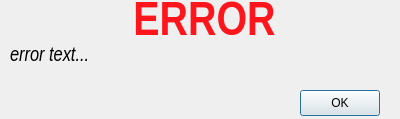
bartzlot/optimal_calendar, file ui/error_dialog.ui: the form before one commit.
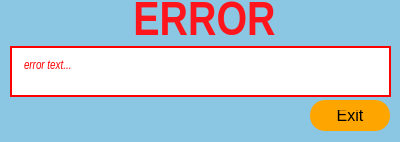
The form after the commit.

Commit message: Added design to all windows and made exit button to calendar window

The edit to the form file:
```diff
--- a/ui/error_dialog.ui
+++ b/ui/error_dialog.ui
@@ -7,12 +7,18 @@
     <x>0</x>
     <y>0</y>
     <width>400</width>
-    <height>119</height>
+    <height>142</height>
    </rect>
   </property>
   <property name="windowTitle">
    <string>Dialog</string>
   </property>
+  <property name="styleSheet">
+   <string notr="true">QWidget {
+    background-color: #8BC6E2;
+}
+</string>
+  </property>
   <widget class="QLabel" name="error_text_label">
    <property name="geometry">
     <rect>
@@ -25,31 +31,64 @@
    <property name="font">
     <font>
      <family>Arial Narrow</family>
-     <pointsize>15</pointsize>
+     <pointsize>-1</pointsize>
      <italic>true</italic>
      <bold>false</bold>
      <underline>false</underline>
      <strikeout>false</strikeout>
     </font>
    </property>
+   <property name="styleSheet">
+    <string notr="true">QLabel {
+    font-family: &quot;Arial Narrow&quot;, cursive, sans-serif;
+    font-size: 12px; /* Adjust the font size as needed */
+    color: red;
+    background-color: #fff; /* Optionally set a background color */
+    border: 2px solid red; /* Optionally add a border */
+    padding: 10px; /* Optionally add padding for spacing */
+}</string>
+   </property>
    <property name="text">
     <string>error text...</string>
    </property>
    <property name="alignment">
     <set>Qt::AlignLeading|Qt::AlignLeft|Qt::AlignTop</set>
    </property>
+   <property name="wordWrap">
+    <bool>true</bool>
+   </property>
   </widget>
   <widget class="QPushButton" name="ok_button">
    <property name="geometry">
     <rect>
-     <x>300</x>
-     <y>90</y>
+     <x>310</x>
+     <y>100</y>
      <width>80</width>
-     <height>26</height>
+     <height>31</height>
     </rect>
    </property>
+   <property name="maximumSize">
+    <size>
+     <width>16777215</width>
+     <height>45</height>
+    </size>
+   </property>
+   <property name="styleSheet">
+    <string notr="true">    QPushButton {
+        background-color: orange;
+        color: black;
+        border-radius: 15px;
+        padding: 10px 20px;
+        font-size: 16px;
+        font-family: &quot;Arial Narrow&quot;, sans-serif;
+    }
+    
+    QPushButton:pressed {
+        background-color: darkorange; /* Change color when button is pressed */
+    }</string>
+   </property>
    <property name="text">
-    <string>OK</string>
+    <string>Exit</string>
    </property>
   </widget>
   <widget class="QLabel" name="label">
```
The commit also changes 9 other files.
